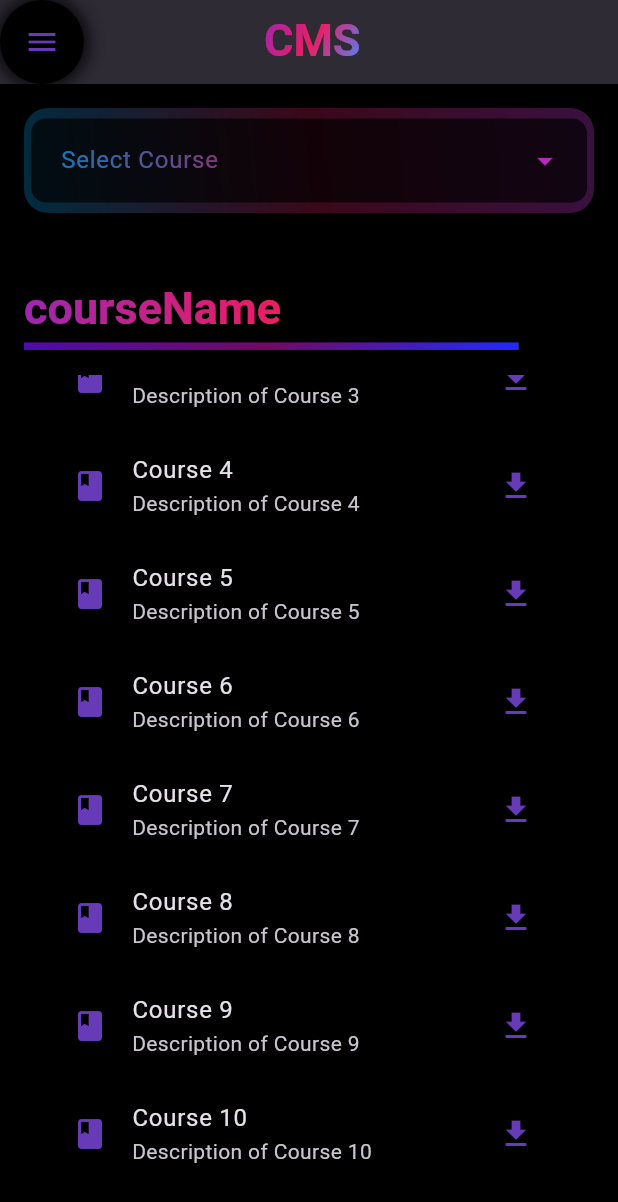
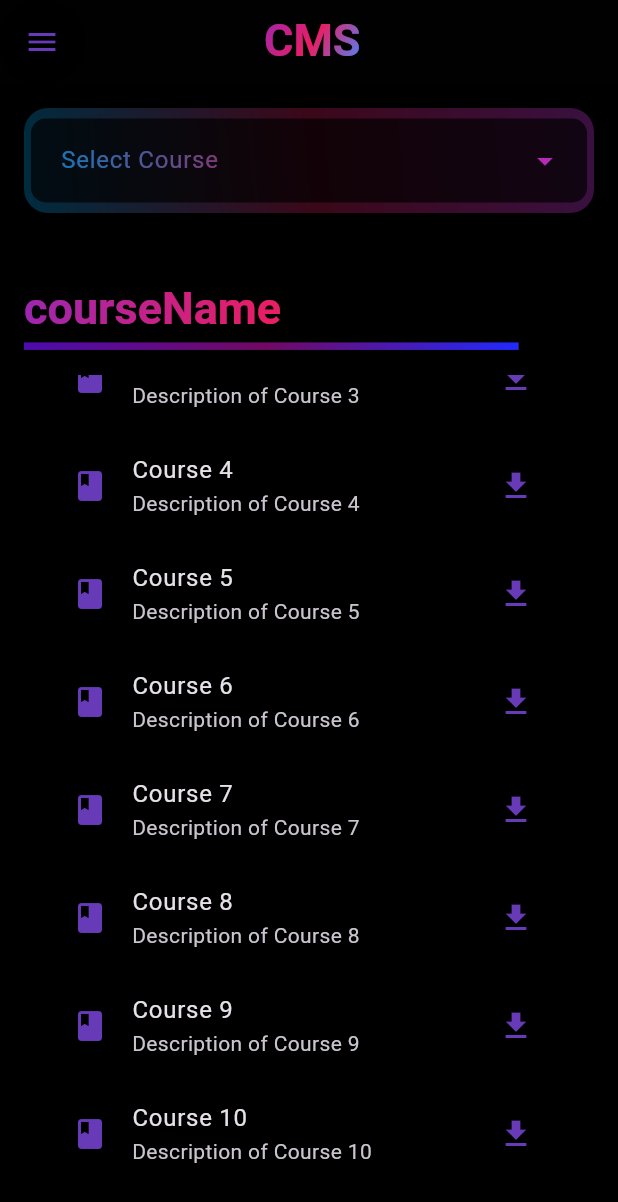
Before and after one commit to AlyTamer/uni-portal-app, a Flutter app: the screen it shows after launch, scrolled down 178 dp, on a phone screen of 412 x 824 dp. Shown: the top 1202 px of the screen. Run offline on Flutter 3.47's test engine with Material 3 defaults, Android fonts, the light colour scheme and no system bars; our stand-ins replace shared_preferences, webview_flutter.

Commit message:
feat: update AppBar styling for improved visual consistency

```diff
--- a/lib/screens/cms/view_all_courses.dart
+++ b/lib/screens/cms/view_all_courses.dart
@@ -142,6 +142,9 @@ class _ViewAllScreenState extends State<ViewAllScreen> {
           ),
         ),
         appBar: AppBar(
+          elevation: 0,
+          scrolledUnderElevation: 0,
+          backgroundColor: const Color.fromRGBO(1, 1, 1, 1),
           leading: Builder(
             builder: (context) => Container(
               width: 50,
```
